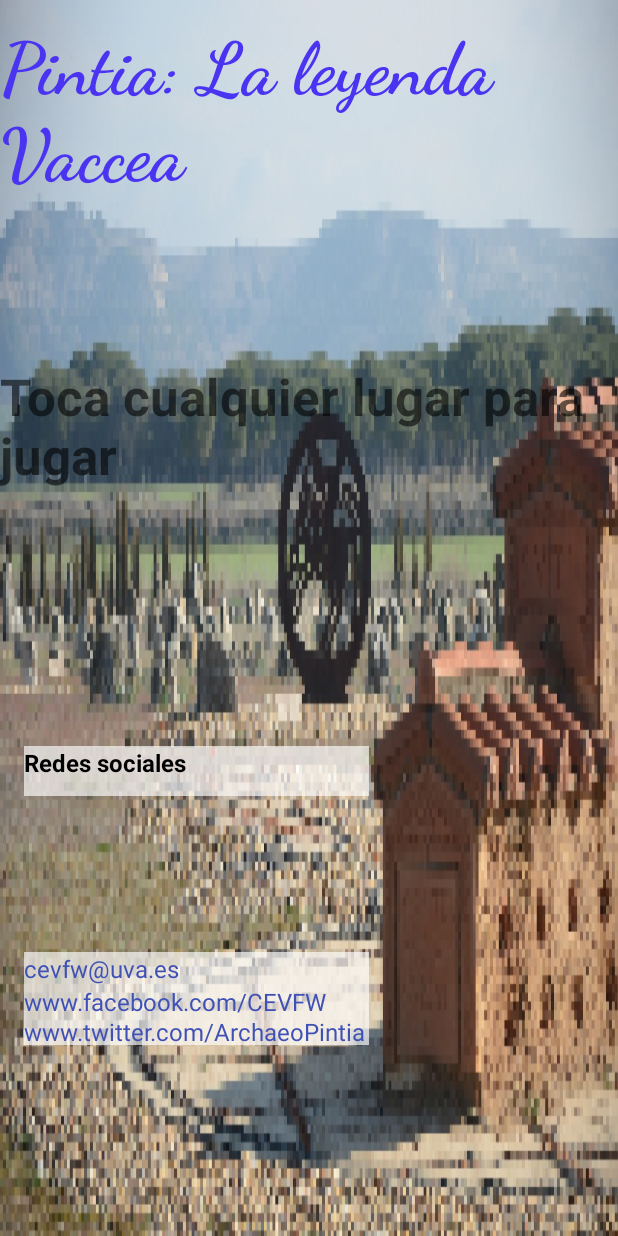
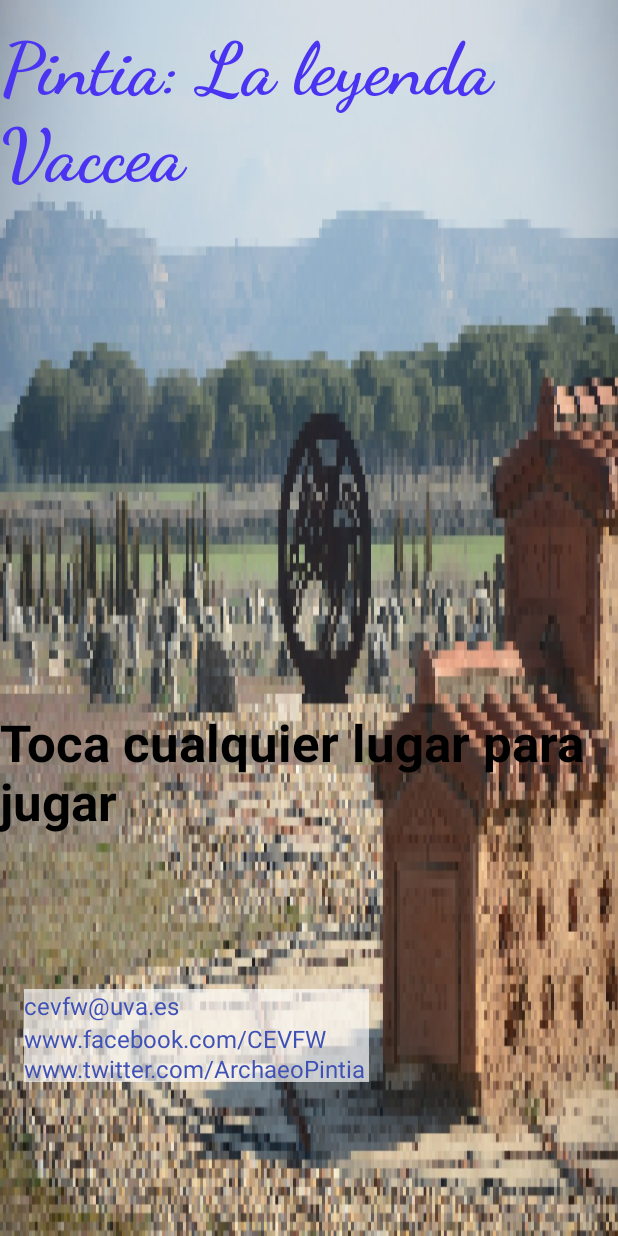
Before and after one commit to elcastigador21/PintiaLeyendaVacceaDos, an Android app: the layout activity_main.xml on its own in the app's theme, with its tools: preview values and no code run, on a phone screen of 412 x 824 dp. Run offline under Robolectric (Android 15) with nearby library versions, the phone set to English and light mode, and no system bars.

Commit message:
Navegabilidad implementada entre main activity y selectWorld :sparkles: Cambios en la distribucion visual de MainActivity :zap: Animacion implementada en MainActivity :sparkles:

```diff
--- a/app/src/main/res/layout/activity_main.xml
+++ b/app/src/main/res/layout/activity_main.xml
@@ -11,7 +11,7 @@
     tools:context=".MainActivity">
 
     <androidx.constraintlayout.widget.ConstraintLayout
-        android:id="@+id/mapa"
+        android:id="@+id/pantallaInicial"
         android:layout_width="match_parent"
         android:layout_height="wrap_content"
         android:background="@drawable/pintia"
@@ -41,9 +41,8 @@
             android:layout_width="139dp"
             android:layout_height="47dp"
             android:layout_marginStart="265dp"
-            android:layout_marginTop="276dp"
             android:layout_marginEnd="16dp"
-            android:layout_marginBottom="17dp"
+            android:layout_marginBottom="2dp"
             android:background="#B4FFFFFF"
             android:text="@string/make_custom_board"
             android:textColor="#000000"
@@ -54,48 +53,31 @@
             app:layout_constraintEnd_toEndOf="parent"
             app:layout_constraintHorizontal_bias="0.941"
             app:layout_constraintStart_toEndOf="@+id/textView2"
-            app:layout_constraintTop_toTopOf="parent"
-            app:layout_constraintVertical_bias="0.0" />
+            app:layout_constraintTop_toBottomOf="@id/toca_para_jugar" />
 
         <TextView
             android:id="@+id/toca_para_jugar"
             android:layout_width="wrap_content"
             android:layout_height="wrap_content"
             android:text="@string/touch_to_play"
-            android:textColor="#95000000"
+            android:textColor="#000000"
             android:textSize="34sp"
             android:textStyle="bold"
+            app:layout_constraintTop_toTopOf="@id/gamelabel"
             app:layout_constraintBottom_toBottomOf="parent"
             app:layout_constraintEnd_toEndOf="parent"
             app:layout_constraintHorizontal_bias="0.498"
             app:layout_constraintStart_toStartOf="parent"
-            app:layout_constraintTop_toBottomOf="@+id/gamelabel"
-            app:layout_constraintVertical_bias="0.178" />
+            app:layout_constraintVertical_bias="0.63" />
 
-        <TextView
-            android:id="@+id/textView5"
-            android:layout_width="230dp"
-            android:layout_height="33dp"
-            android:layout_marginStart="16dp"
-            android:layout_marginTop="68dp"
-            android:layout_marginEnd="378dp"
-            android:background="#A9FFFFFF"
-            android:text="@string/Sociales"
-            android:textColor="#000000"
-            android:textSize="16sp"
-            android:textStyle="bold"
-            app:layout_constraintBottom_toTopOf="@+id/textView2"
-            app:layout_constraintEnd_toStartOf="@+id/Laboratorio"
-            app:layout_constraintHorizontal_bias="0.0"
-            app:layout_constraintStart_toStartOf="parent"
-            app:layout_constraintTop_toBottomOf="@+id/toca_para_jugar" />
+
 
         <TextView
             android:id="@+id/textView2"
             android:layout_width="230dp"
             android:layout_height="22dp"
             android:layout_marginStart="16dp"
-            android:layout_marginBottom="64dp"
+            android:layout_marginBottom="40dp"
             android:background="#FFFFFF"
             android:backgroundTint="#A9FFFFFF"
             android:text="@string/correo"
@@ -103,7 +85,7 @@
             android:textSize="16sp"
             app:layout_constraintBottom_toBottomOf="parent"
             app:layout_constraintStart_toStartOf="parent"
-            app:layout_constraintTop_toBottomOf="@+id/textView5" />
+            app:layout_constraintTop_toBottomOf="@id/toca_para_jugar" />
 
         <TextView
             android:id="@+id/textView4"
```
Also changed, not shown: app/src/main/AndroidManifest.xml (+4 -6 lines), app/src/main/java/com/grupo5/prueba_2/MainActivity.kt (+21 -65 lines).
